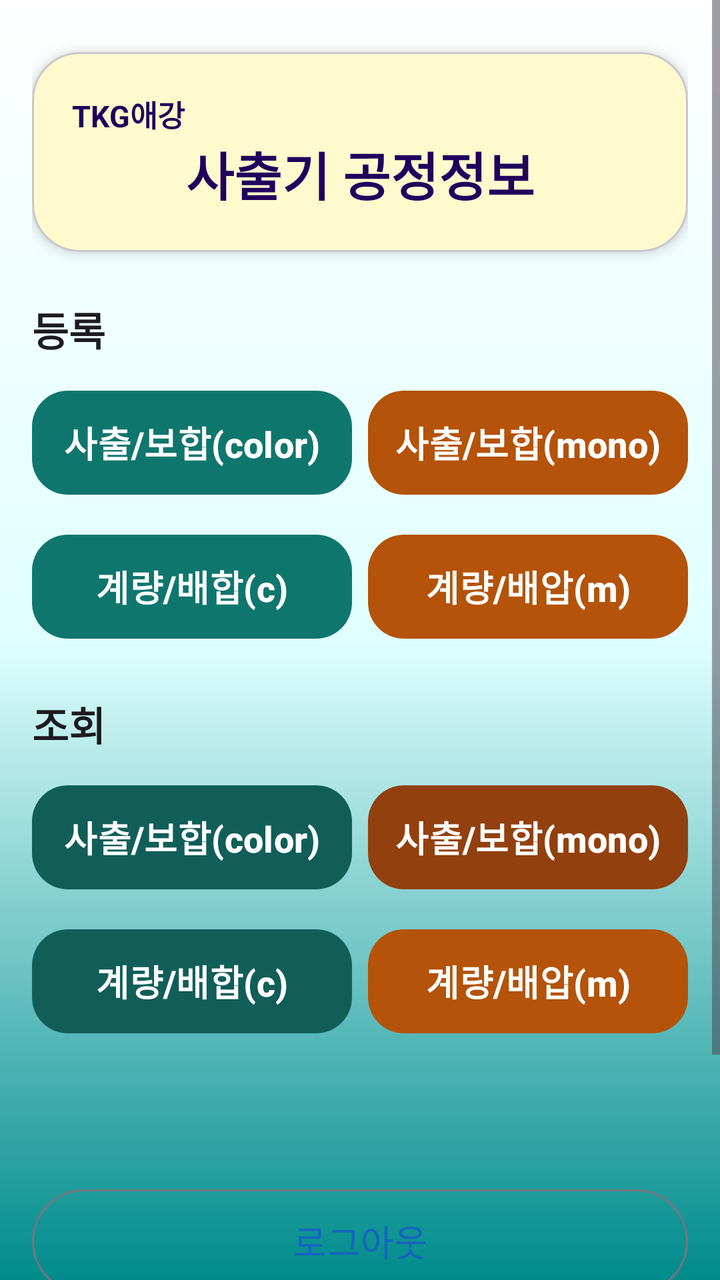
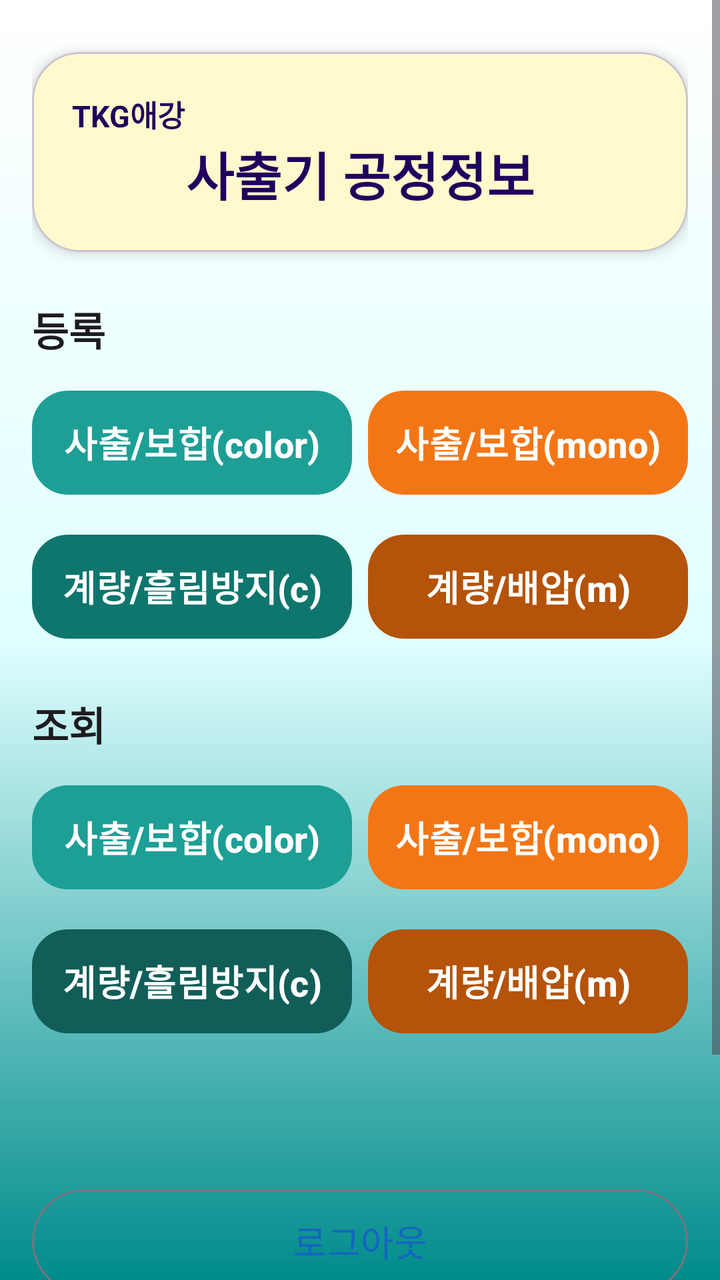

The first picture is an Android layout as it rendered before a commit; the second is the same layout after the commit. The layout source and the unified diff follow.
<!-- AndroidManifest.xml: application theme Theme.akProd -->
<!-- res/layout/activity_main.xml -->
<?xml version="1.0" encoding="utf-8"?>
<ScrollView xmlns:android="http://schemas.android.com/apk/res/android"
    xmlns:app="http://schemas.android.com/apk/res-auto"
    xmlns:tools="http://schemas.android.com/tools"
    android:id="@+id/main"
    android:layout_width="match_parent"
    android:layout_height="match_parent"
    android:background="@drawable/gradient"
    android:fillViewport="true"
    tools:context=".MainActivity">

    <LinearLayout
        android:layout_width="match_parent"
        android:layout_height="wrap_content"
        android:orientation="vertical"
        android:padding="16dp">

        
        <com.google.android.material.card.MaterialCardView
            android:layout_width="match_parent"
            android:layout_height="wrap_content"
            android:layout_marginTop="10dp"
            app:cardCornerRadius="24dp"
            app:cardElevation="4dp"
            app:cardBackgroundColor="@color/lemonchiffon">
            <LinearLayout
                android:layout_width="match_parent"
                android:layout_height="wrap_content"
                android:orientation="vertical"
                android:padding="20dp">
                <TextView
                    android:id="@+id/textview"
                    android:layout_width="match_parent"
                    android:layout_height="wrap_content"
                    android:gravity="start"
                    android:text="@string/tkg_ak"
                    android:textColor="?attr/colorOnPrimaryContainer"
                    android:textSize="15sp"
                    android:textStyle="bold" />

                <TextView
                    android:id="@+id/textView2"
                    android:layout_width="match_parent"
                    android:layout_height="wrap_content"
                    android:gravity="center"
                    android:text="@string/pda_in_out"
                    android:textColor="?attr/colorOnPrimaryFixed"
                    android:textSize="26sp"
                    android:textStyle="bold" />

            </LinearLayout>

        </com.google.android.material.card.MaterialCardView>

        
        

        
        

        
        

        
        

        
        

        
        

        <TextView
            android:id="@+id/menuRegisterTitle"
            android:layout_width="match_parent"
            android:layout_height="wrap_content"
            android:layout_marginTop="24dp"
            android:text="등록"
            android:textColor="?attr/colorOnBackground"
            android:textSize="20sp"
            android:textStyle="bold" />
        <LinearLayout
            android:layout_width="match_parent"
            android:layout_height="wrap_content"
            android:layout_marginTop="12dp"
            android:orientation="horizontal">
            <com.google.android.material.button.MaterialButton
                android:id="@+id/btnCp3"
                style="@style/PDAButtonStyle"
                android:layout_width="0dp"
                android:layout_height="60dp"
                android:layout_weight="1"
                android:layout_marginEnd="8dp"
                app:backgroundTint="#0F766E"
                android:text="사출/보합(color)"
                android:textAllCaps="false" />
            <com.google.android.material.button.MaterialButton
                android:id="@+id/btnCp14"
                style="@style/PDAButtonStyle"
                android:layout_width="0dp"
                android:layout_height="60dp"
                android:layout_weight="1"
                app:backgroundTint="#B45309"
                android:text="사출/보합(mono)"
                android:textAllCaps="false" />
        </LinearLayout>
    <LinearLayout
        android:layout_width="match_parent"
        android:layout_height="wrap_content"
        android:layout_marginTop="12dp"
        android:orientation="horizontal">
        <com.google.android.material.button.MaterialButton
            android:id="@+id/btnMeteringC"
            style="@style/PDAButtonStyle"
            android:layout_width="0dp"
            android:layout_height="60dp"
            android:layout_weight="1"
            android:layout_marginEnd="8dp"
            app:backgroundTint="#0F766E"
            android:text="계량/배합(c)"
            android:textAllCaps="false" />

        <com.google.android.material.button.MaterialButton
            android:id="@+id/btnMetering"
            style="@style/PDAButtonStyle"
            android:layout_width="0dp"
            android:layout_height="60dp"
            android:layout_weight="1"
            app:backgroundTint="#B45309"
            android:text="계량/배압(m)"
            android:textAllCaps="false" />
    </LinearLayout>
        <TextView
            android:id="@+id/menuHistoryTitle"
            android:layout_width="match_parent"
            android:layout_height="wrap_content"
            android:layout_marginTop="24dp"
            android:text="조회"
            android:textColor="?attr/colorOnBackground"
            android:textSize="20sp"
            android:textStyle="bold" />
        <LinearLayout
            android:layout_width="match_parent"
            android:layout_height="wrap_content"
            android:layout_marginTop="12dp"
            android:orientation="horizontal">
            <com.google.android.material.button.MaterialButton
                android:id="@+id/btnCp3History"
                style="@style/PDAButtonStyle"
                android:layout_width="0dp"
                android:layout_height="60dp"
                android:layout_weight="1"
                android:layout_marginEnd="8dp"
                app:backgroundTint="#115E59"
                android:text="사출/보합(color)"
                android:textAllCaps="false" />
            <com.google.android.material.button.MaterialButton
                android:id="@+id/btnCp14History"
                style="@style/PDAButtonStyle"
                android:layout_width="0dp"
                android:layout_height="60dp"
                android:layout_weight="1"
                app:backgroundTint="#92400E"
                android:text="사출/보합(mono)"
                android:textAllCaps="false" />
        </LinearLayout>
    <LinearLayout
        android:layout_width="match_parent"
        android:layout_height="wrap_content"
        android:layout_marginTop="12dp"
        android:orientation="horizontal">
        <com.google.android.material.button.MaterialButton
            android:id="@+id/btnMeteringHistoryC"
            style="@style/PDAButtonStyle"
            android:layout_width="0dp"
            android:layout_height="60dp"
            android:layout_weight="1"
            android:layout_marginEnd="8dp"
            app:backgroundTint="#115E59"
            android:text="계량/배합(c)"
            android:textAllCaps="false" />
        <com.google.android.material.button.MaterialButton
            android:id="@+id/btnMeteringHistory"
            style="@style/PDAButtonStyle"
            android:layout_width="0dp"
            android:layout_height="60dp"
            android:layout_weight="1"
            app:backgroundTint="#B45309"
            android:text="계량/배압(m)"
            android:textAllCaps="false" />
    </LinearLayout>
        <View
            android:layout_width="0dp"
            android:layout_height="60dp"
            android:layout_weight="1"
            android:minHeight="16dp" />
        
        <com.google.android.material.button.MaterialButton
            android:id="@+id/btnLogout"
            style="@style/Widget.Material3.Button.OutlinedButton"
            android:layout_width="match_parent"
            android:layout_height="60dp"
            android:layout_marginTop="10dp"
            android:text="@string/menu_logout"
            android:textSize="18sp" />
        <com.google.android.material.button.MaterialButton
            android:id="@+id/button4"
            style="@style/Widget.Material3.Button.OutlinedButton"
            android:layout_width="match_parent"
            android:layout_height="60dp"
            android:layout_marginTop="10dp"
            android:text="@string/n_exit"
            android:textStyle="bold"
            android:textColor="@color/white"
            app:backgroundTint="@color/darknavy"
            android:textSize="20sp" />


        <TextView
            android:id="@+id/TextView11"
            android:layout_width="match_parent"
            android:layout_height="wrap_content"
            android:layout_marginTop="5dp"
            android:gravity="end"
            android:padding="8dp"
            android:textColor="?attr/colorOnBackground"
            android:textSize="14sp" />

    </LinearLayout>

</ScrollView>
<!-- resources referenced by this layout -->
<resources>
  <color name="darknavy">#000435</color>
  <color name="lemonchiffon">#fffacd</color>
  <color name="white">#FFFFFFFF</color>
  <!-- drawable gradient (drawable) -->
  <?xml version="1.0" encoding="utf-8"?>
  <layer-list xmlns:android="http://schemas.android.com/apk/res/android">
      <item>
          <shape android:shape="rectangle">
              <gradient
                  android:angle="90"
                  android:centerColor="@color/lightcyan"
                  android:endColor="@color/white"
                  android:startColor="@color/darkcyan"
                  android:type="linear" />
          </shape>
      </item>
  </layer-list>
  <string name="menu_logout">로그아웃</string>
  <string name="n_exit">종료(Exit)</string>
  <string name="pda_in_out">사출기 공정정보</string>
  <string name="tkg_ak">TKG애강</string>
  <style name="PDAButtonStyle" parent="Widget.Material3.Button"><item name="cornerRadius">18dp</item><item name="android:minHeight">40dp</item><item name="android:textStyle">bold</item><item name="android:textSize">18sp</item><item name="android:textAllCaps">false</item><item name="android:paddingStart">12dp</item><item name="android:paddingEnd">12dp</item><item name="backgroundTint">@color/cadetblue</item><item name="android:textColor">@color/white</item></style>
  <style name="Theme.akProd" parent="Theme.Material3.DayNight.NoActionBar">
          <item name="colorPrimary">#1565C0</item>
          <item name="colorOnPrimary">#FFFFFF</item>
          <item name="colorSecondary">#00897B</item>
      </style>
  <color name="lightcyan">#e0ffff</color>
  <color name="darkcyan">#008b8b</color>
  <color name="cadetblue">#5f9ea0</color>
</resources>

<!-- the commit's change to res/layout/activity_main.xml (unified diff, before → after) -->
@@ -51,25 +51,6 @@
             </LinearLayout>
 
         </com.google.android.material.card.MaterialCardView>
-
-        
-        
-
-        
-        
-
-        
-        
-
-        
-        
-
-        
-        
-
-        
-        
-
         <TextView
             android:id="@+id/menuRegisterTitle"
             android:layout_width="match_parent"
@@ -91,7 +72,7 @@
                 android:layout_height="60dp"
                 android:layout_weight="1"
                 android:layout_marginEnd="8dp"
-                app:backgroundTint="#0F766E"
+                app:backgroundTint="#1d9f96"
                 android:text="사출/보합(color)"
                 android:textAllCaps="false" />
             <com.google.android.material.button.MaterialButton
@@ -100,7 +81,7 @@
                 android:layout_width="0dp"
                 android:layout_height="60dp"
                 android:layout_weight="1"
-                app:backgroundTint="#B45309"
+                app:backgroundTint="#f37616"
                 android:text="사출/보합(mono)"
                 android:textAllCaps="false" />
         </LinearLayout>
@@ -117,7 +98,7 @@
             android:layout_weight="1"
             android:layout_marginEnd="8dp"
             app:backgroundTint="#0F766E"
-            android:text="계량/배합(c)"
+            android:text="계량/흘림방지(c)"
             android:textAllCaps="false" />
 
         <com.google.android.material.button.MaterialButton
@@ -151,7 +132,7 @@
                 android:layout_height="60dp"
                 android:layout_weight="1"
                 android:layout_marginEnd="8dp"
-                app:backgroundTint="#115E59"
+                app:backgroundTint="#1d9f96"
                 android:text="사출/보합(color)"
                 android:textAllCaps="false" />
             <com.google.android.material.button.MaterialButton
@@ -160,7 +141,7 @@
                 android:layout_width="0dp"
                 android:layout_height="60dp"
                 android:layout_weight="1"
-                app:backgroundTint="#92400E"
+                app:backgroundTint="#f37616"
                 android:text="사출/보합(mono)"
                 android:textAllCaps="false" />
         </LinearLayout>
@@ -177,7 +158,7 @@
             android:layout_weight="1"
             android:layout_marginEnd="8dp"
             app:backgroundTint="#115E59"
-            android:text="계량/배합(c)"
+            android:text="계량/흘림방지(c)"
             android:textAllCaps="false" />
         <com.google.android.material.button.MaterialButton
             android:id="@+id/btnMeteringHistory"
